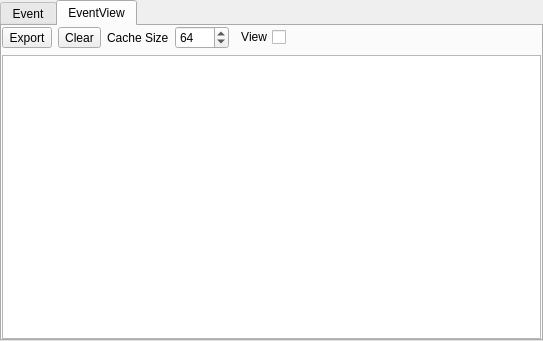
Above: source/wnd/ui/eventviewer.ui from ww4u/megarobostudio before the change. Below: the same form after it.
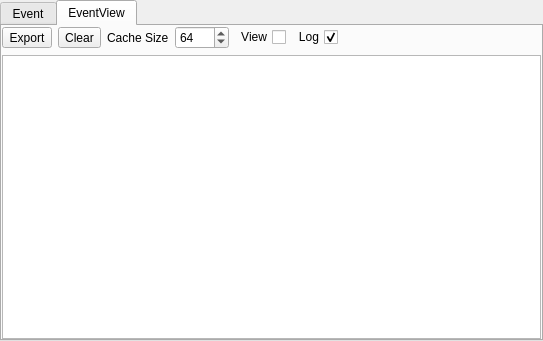
That is the form after the change. Icons and pictures are not drawn.

What changed in the file:
```diff
--- a/source/wnd/ui/eventviewer.ui
+++ b/source/wnd/ui/eventviewer.ui
@@ -247,6 +247,26 @@
              </property>
             </widget>
            </item>
+           <item>
+            <widget class="QCheckBox" name="chkLog">
+             <property name="toolTip">
+              <string>Log the event to file</string>
+             </property>
+             <property name="layoutDirection">
+              <enum>Qt::RightToLeft</enum>
+             </property>
+             <property name="text">
+              <string>Log</string>
+             </property>
+             <property name="icon">
+              <iconset resource="../res/res.qrc">
+               <normaloff>:/res/image/icon/activity.png</normaloff>:/res/image/icon/activity.png</iconset>
+             </property>
+             <property name="checked">
+              <bool>true</bool>
+             </property>
+            </widget>
+           </item>
            <item>
             <spacer name="horizontalSpacer_2">
              <property name="orientation">
```
Left out of the diff: 21 changed lines with no effect on the pictures.
